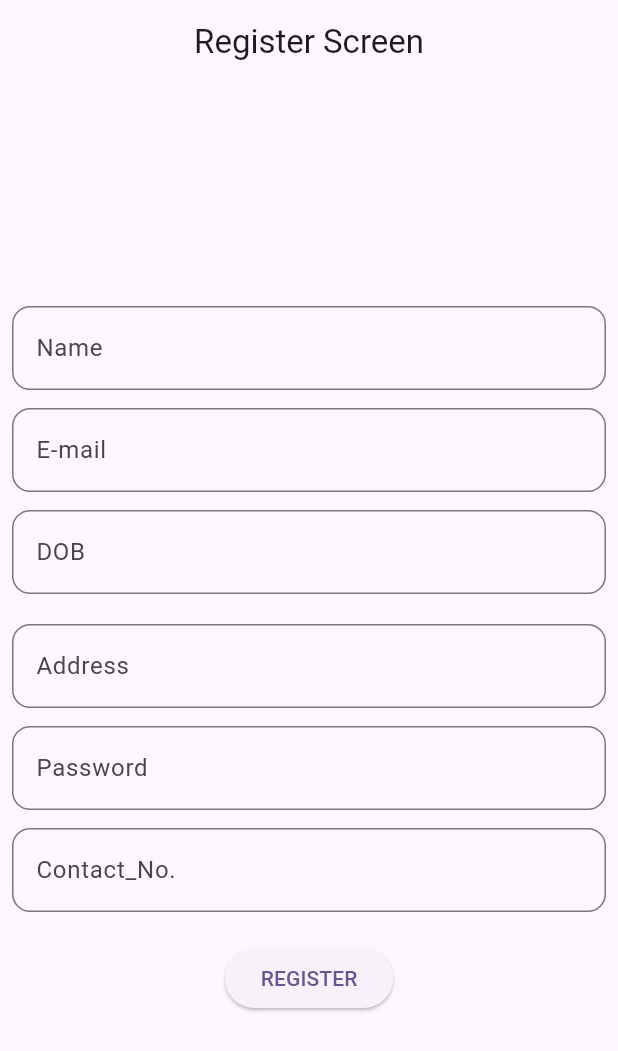
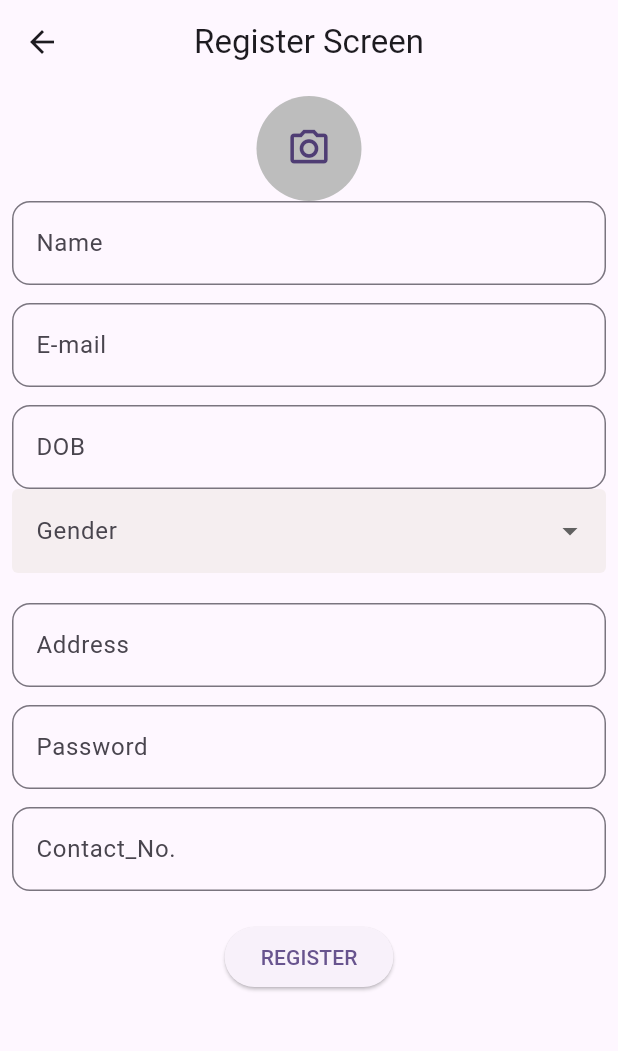
Before and after one commit to anjali0813/Vitasafe, a Flutter app: the RegisterScreen screen opened directly, on a phone screen of 412 x 824 dp. Shown: the top 1051 px of the screen. Run offline on Flutter 3.47's test engine with Material 3 defaults, Android fonts, the phone set to English and light mode, and no system bars; our stand-ins replace dio, image_picker; network calls fail.

Commit message:
11-11-2025

```diff
--- a/lib/main.dart
+++ b/lib/main.dart
@@ -1,4 +1,5 @@
 import 'package:flutter/material.dart';
+import 'package:vitasafe/login.dart';
 import 'package:vitasafe/register.dart';
 
 void main() {
@@ -32,7 +33,7 @@
         // tested with just a hot reload.
         colorScheme: ColorScheme.fromSeed(seedColor: Colors.deepPurple),
       ),
-      home: RegisterScreen()
+      home: LoginScreen()
     );
   }
 }
--- a/lib/register.dart
+++ b/lib/register.dart
@@ -1,7 +1,45 @@
+import 'dart:io';
+
 import 'package:flutter/material.dart';
+import 'package:image_picker/image_picker.dart';
+import 'package:vitasafe/reg_api.dart';
 
-class RegisterScreen extends StatelessWidget {
-  const RegisterScreen({super.key});
+class RegisterScreen extends StatefulWidget {
+  RegisterScreen({super.key});
+
+  @override
+  State<RegisterScreen> createState() => _RegisterScreenState();
+}
+
+class _RegisterScreenState extends State<RegisterScreen> {
+  TextEditingController name = TextEditingController();
+
+  TextEditingController email = TextEditingController();
+
+  TextEditingController dob = TextEditingController();
+
+  String? selectedGender;
+
+  final List<String> genderList = ['Male','Female'];
+
+  TextEditingController address = TextEditingController();
+
+  TextEditingController password = TextEditingController();
+
+  TextEditingController contactno = TextEditingController();
+
+  File? _image;
+  final ImagePicker _picker =ImagePicker();
+Future<void> _pickImage() async {
+  final XFile? pickedFile = await _picker.pickImage(
+    source: ImageSource.gallery,
+  );
+  if (pickedFile !=null){
+    setState(() {
+      _image = File(pickedFile.path);
+    });
+  }
+}
 
   @override
   Widget build(BuildContext context) {
@@ -14,10 +52,32 @@
       body:
       Padding(
         padding: const EdgeInsets.all(8.0),
+        child: SingleChildScrollView(
           child: Column(
             mainAxisAlignment:  MainAxisAlignment.center,
             children: [
+                      InkWell(
+                       onTap: _pickImage,
+                       child: CircleAvatar(
+                        radius: 35,
+                        backgroundColor: Colors.grey.shade400,
+                        backgroundImage: _image !=null
+                        ? FileImage(_image!)
+                        : null,
+                        child: _image == null
+                        ? const Icon(
+                         Icons.camera_alt_outlined,
+                         size:30,
+                        )
+                        :null,
+                       ),
+
+
+                      ),
+
+
                         TextFormField(
+                          controller: name,
                 decoration: InputDecoration(
                   labelText: 'Name',
                   border: OutlineInputBorder(
@@ -27,6 +87,7 @@
               ),
                         SizedBox(height: 12,),
                         TextFormField(
+                          controller: email,
                 decoration: InputDecoration(
                   labelText: 'E-mail',
                   border: OutlineInputBorder(
@@ -36,6 +97,7 @@
               ),
               SizedBox(height: 12,),
               TextFormField(
+                controller: dob,
                 decoration: InputDecoration(
                   labelText: 'DOB',
                   border: OutlineInputBorder(
@@ -43,8 +105,62 @@
                   ),
                 ),
               ),
+              // DropdownButtonFormField<String>(
+              //   value: selectedGender,
+              //   items: genderList.map(String gender){
+              //     return DropdownMenuItem<String>(
+              //       value: gender,
+              //       child: Text(gender),
+              //       );
+              //   }).toList(),
+              //   onChanged: (String? newValue){
+              //     setState(() {
+              //       selectedGender= newValue;
+              //     });
+              //   },
+              //   validator: (value) {
+              //     if (value == null || value.isEmpty){
+              //       return 'please select a gender';
+              //     }
+              //     return null;
+              //              },
+              //              decoration: InputDecoration(
+              //               labelText: 'Gender',
+              //               border: OutlineInputBorder(borderSide: BorderSide.none),
+              //               fillColor: Color.fromARGB(188, 242, 235, 235),
+              //               filled: true,
+              //              ),
+            DropdownButtonFormField<String>(
+              value: selectedGender,
+              items: genderList.map((String gender){
+                return DropdownMenuItem<String>(
+                  value: gender,
+                  child: Text(gender),
+                );
+              }).toList(),
+              onChanged:(String? newValue) {
+                setState(() {
+                  selectedGender = newValue!;
+                });
+              },
+              validator: (value) {
+                if (value == null || value.isEmpty) {
+                  return 'Pleases select a gender';
+                }
+                return null;
+              },
+              decoration: InputDecoration(
+                labelText: 'Gender',
+                border: OutlineInputBorder(borderSide: BorderSide.none),
+                fillColor: Color.fromARGB(188, 242, 235, 235),
+                filled: true,
+              ),
+            ),
+
+
                           SizedBox(height: 20,),
                         TextFormField(
+                          controller: address,
                 decoration: InputDecoration(
                   labelText: 'Address',
                   border: OutlineInputBorder(
@@ -55,6 +171,7 @@
                         SizedBox(height: 12,),
 
               TextFormField(
+                controller: password,
                 decoration: InputDecoration(
                   labelText: 'Password',
                   border: OutlineInputBorder(
@@ -65,6 +182,7 @@
                         SizedBox(height: 12,),
 
                         TextFormField(
+                          controller: contactno,
                 decoration: InputDecoration(
                   labelText: 'Contact_No.',
                   border: OutlineInputBorder(
@@ -73,8 +191,11 @@
                 ),
               ),
               SizedBox(height: 20,),
-            ElevatedButton(onPressed: (){}, child: Text('REGISTER'))
+              ElevatedButton(onPressed: (){
+                registerUser(name: name.text, dob: dob.text, gender: selectedGender!, email: email.text, password: password.text, address: address.text, contacno: contactno.text, photo:_image );
+              }, child: Text('REGISTER'))
             ]
+            ),
         ),
       )
     );
--- a/pubspec.yaml
+++ b/pubspec.yaml
@@ -36,6 +36,7 @@
   # Use with the CupertinoIcons class for iOS style icons.
   cupertino_icons: ^1.0.8
   dio: ^5.9.0
+  image_picker: ^1.2.0
 
 dev_dependencies:
   flutter_test:
@@ -46,7 +47,7 @@
   # activated in the `analysis_options.yaml` file located at the root of your
   # package. See that file for information about deactivating specific lint
   # rules and activating additional ones.
-  flutter_lints: ^5.0.0
+  flutter_lints: ^6.0.0
 
 # For information on the generic Dart part of this file, see the
 # following page: https://dart.dev/tools/pub/pubspec
```
Also changed, not shown: lib/login.dart (+10 -2 lines), lib/login_api.dart (+4 -3 lines), lib/reg_api.dart (+7 -4 lines), pubspec.lock, 6 other files. Lines whose indentation alone changed are shown as unchanged.
